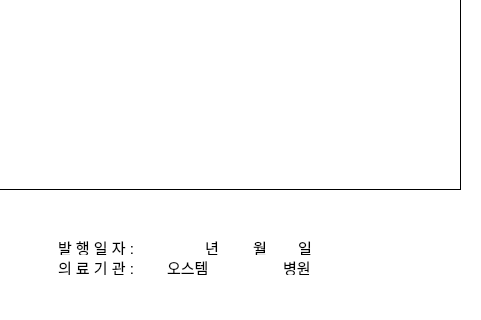
The window that Project/src/pms/PatientManagementSW/medicalchart.ui (AndaCondaa/Dental_Imaging_SW_System) describes before a commit, drawn with Qt 5; both pictures show x 120 to 601 and y 520 to 840 of the 601 by 840 pixel window.
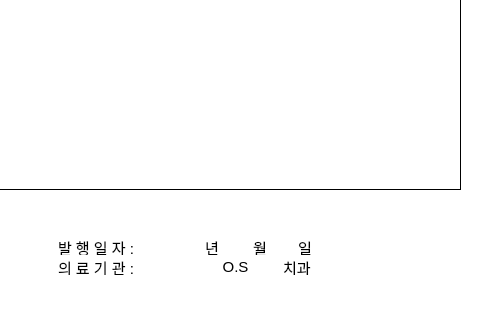
The same window after the commit. Icons and pictures are not drawn.

```diff
--- a/Project/src/pms/PatientManagementSW/medicalchart.ui
+++ b/Project/src/pms/PatientManagementSW/medicalchart.ui
@@ -818,7 +818,7 @@
    <widget class="QLabel" name="hospitalNameLabel">
     <property name="geometry">
      <rect>
-      <x>287</x>
+      <x>310</x>
       <y>720</y>
       <width>91</width>
       <height>16</height>
@@ -833,10 +833,10 @@
      <string notr="true">background-color: rgba(255, 255, 255, 0);</string>
     </property>
     <property name="text">
-     <string>오스템</string>
+     <string>O.S</string>
     </property>
     <property name="alignment">
-     <set>Qt::AlignLeading|Qt::AlignLeft|Qt::AlignVCenter</set>
+     <set>Qt::AlignCenter</set>
     </property>
    </widget>
    <widget class="QLabel" name="label_10">
@@ -878,7 +878,7 @@
      <string notr="true">background-color: rgba(255, 255, 255, 0);</string>
     </property>
     <property name="text">
-     <string>병원</string>
+     <string>치과</string>
     </property>
    </widget>
   </widget>
```
Left out of the diff: 6 changed lines with no effect on the pictures.
